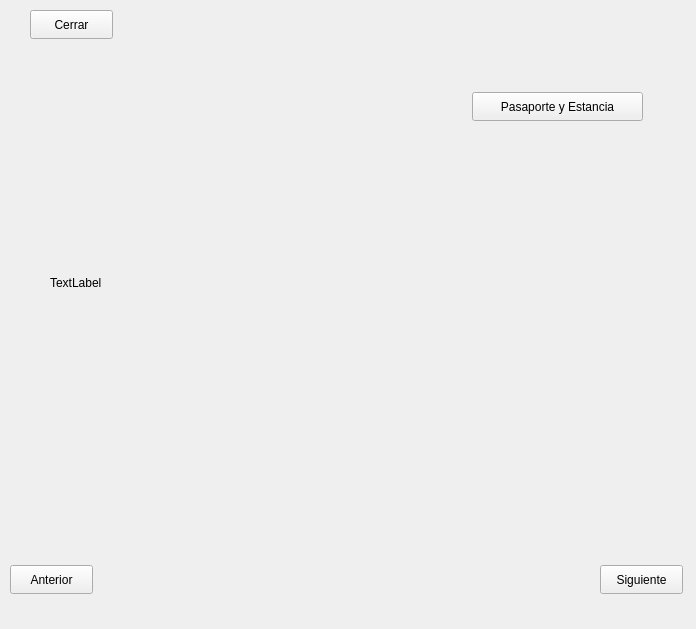
First picture: the form in GameScreen/libroreglas.ui, repository 0tomi/POO-TP, before the edit.
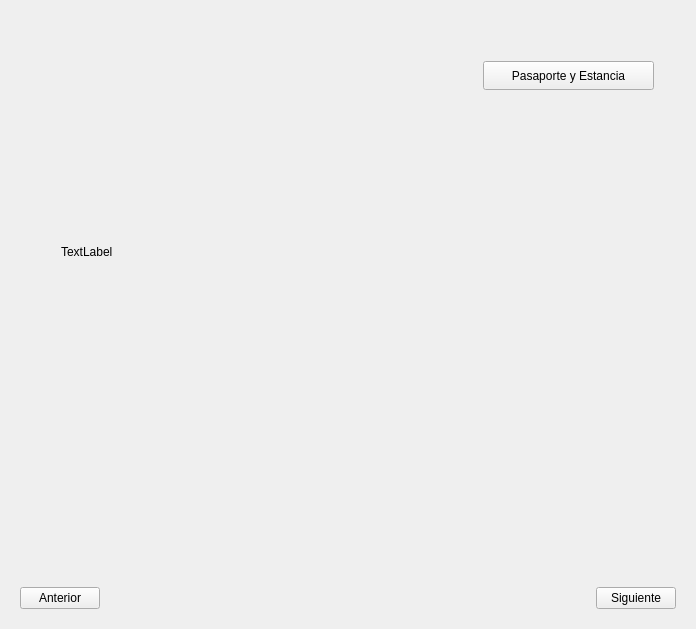
Second picture: the form after the edit. The open tabs and pages were chosen to show the change. Icons and pictures are not drawn.

Patch:
```diff
--- a/GameScreen/libroreglas.ui
+++ b/GameScreen/libroreglas.ui
@@ -18,43 +18,11 @@
 	border-image: url(:/Resources/Documentos/abierto2 (1).png);
 }</string>
   </property>
-  <layout class="QVBoxLayout" name="verticalLayout" stretch="1,12,2">
-   <property name="spacing">
-    <number>0</number>
-   </property>
-   <property name="leftMargin">
-    <number>0</number>
-   </property>
-   <property name="topMargin">
-    <number>0</number>
-   </property>
-   <property name="rightMargin">
-    <number>0</number>
-   </property>
-   <property name="bottomMargin">
-    <number>0</number>
-   </property>
-   <item>
-    <widget class="QWidget" name="CloseButton" native="true">
-     <widget class="QPushButton" name="BotonCerrar">
-      <property name="geometry">
-       <rect>
-        <x>30</x>
-        <y>10</y>
-        <width>83</width>
-        <height>29</height>
-       </rect>
-      </property>
-      <property name="text">
-       <string>Cerrar</string>
-      </property>
-     </widget>
-    </widget>
-   </item>
+  <layout class="QVBoxLayout" name="verticalLayout">
    <item>
     <widget class="QStackedWidget" name="LibroReglas">
      <property name="autoFillBackground">
-      <bool>true</bool>
+      <bool>false</bool>
      </property>
      <property name="styleSheet">
       <string notr="true">#LibroReglas{
@@ -226,76 +194,36 @@
     </widget>
    </item>
    <item>
-    <widget class="QStackedWidget" name="StackedBotones">
-     <property name="autoFillBackground">
-      <bool>false</bool>
-     </property>
-     <property name="styleSheet">
-      <string notr="true">#StackedBotones{
-	
-}</string>
-     </property>
-     <property name="currentIndex">
-      <number>2</number>
-     </property>
-     <widget class="QWidget" name="BotonesSigAnt">
-      <widget class="QPushButton" name="Siguiente">
-       <property name="geometry">
-        <rect>
-         <x>600</x>
-         <y>20</y>
-         <width>83</width>
-         <height>29</height>
-        </rect>
-       </property>
-       <property name="text">
-        <string>Siguiente</string>
-       </property>
-      </widget>
-      <widget class="QPushButton" name="Anterior">
-       <property name="geometry">
-        <rect>
-         <x>10</x>
-         <y>20</y>
-         <width>83</width>
-         <height>29</height>
-        </rect>
-       </property>
-       <property name="text">
-        <string>Anterior</string>
-       </property>
-      </widget>
-     </widget>
-     <widget class="QWidget" name="SoloAnterior">
-      <widget class="QPushButton" name="Anterior_2">
-       <property name="geometry">
-        <rect>
-         <x>20</x>
-         <y>20</y>
-         <width>83</width>
-         <height>29</height>
-        </rect>
-       </property>
-       <property name="text">
-        <string>Anterior</string>
-       </property>
-      </widget>
-     </widget>
-     <widget class="QWidget" name="SoloSiguiente">
-      <widget class="QPushButton" name="Siguiente_2">
-       <property name="geometry">
-        <rect>
-         <x>590</x>
-         <y>20</y>
-         <width>83</width>
-         <height>29</height>
-        </rect>
-       </property>
-       <property name="text">
-        <string>Siguiente</string>
-       </property>
-      </widget>
-     </widget>
+    <widget class="QWidget" name="widget" native="true">
+     <layout class="QHBoxLayout" name="horizontalLayout">
+      <item>
+       <widget class="QPushButton" name="Anterior">
+        <property name="text">
+         <string>Anterior</string>
+        </property>
+       </widget>
+      </item>
+      <item>
+       <spacer name="horizontalSpacer">
+        <property name="orientation">
+         <enum>Qt::Horizontal</enum>
+        </property>
+        <property name="sizeHint" stdset="0">
+         <size>
+          <width>40</width>
+          <height>20</height>
+         </size>
+        </property>
+       </spacer>
+      </item>
+      <item>
+       <widget class="QPushButton" name="Siguiente">
+        <property name="text">
+         <string>Siguiente</string>
+        </property>
+       </widget>
+      </item>
+     </layout>
     </widget>
    </item>
   </layout>
```
Left out of the diff: 4 changed lines with no effect on the pictures.
